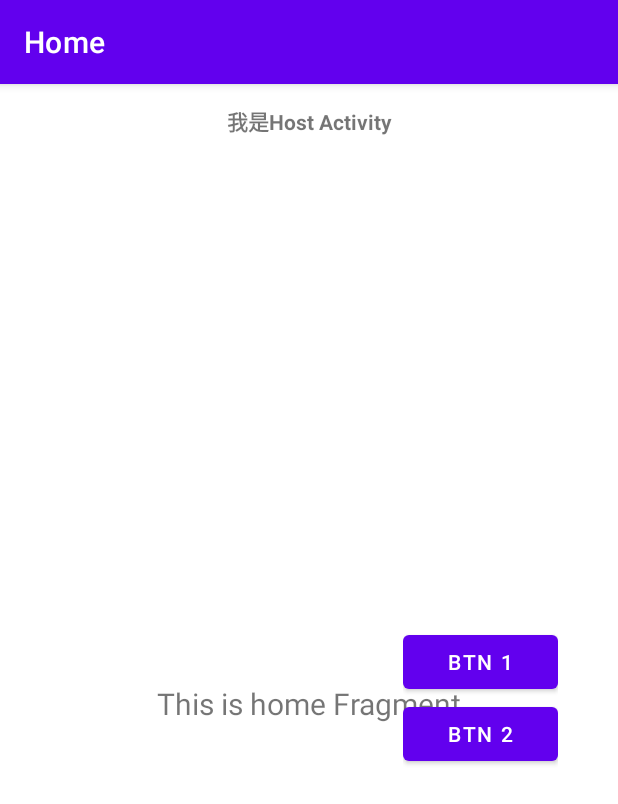
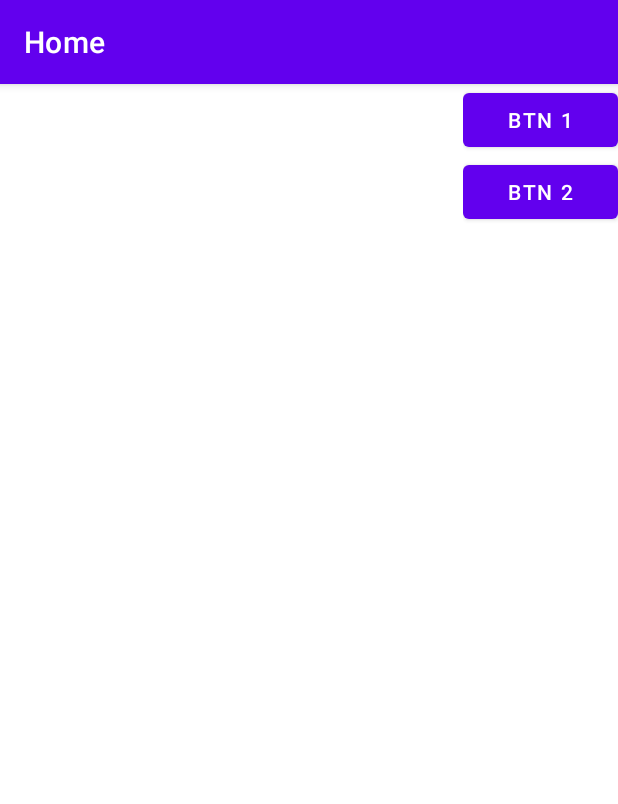
Before and after one commit to whiteboolean/MyAndroidPjForWork, an Android app: the screen it shows after launch (NavigationGraphView), on a phone screen of 412 x 824 dp. Shown: the top 804 px of the screen. Run offline under Robolectric (Android 15) with nearby library versions, the phone set to English and light mode, and no system bars; our stand-ins replace navigation-ui.

Commit message:
添加navigationView的用法

```diff
--- a/app/src/main/java/com/example/myandroidpjforwork/ui/NavigationGraphView.kt
+++ b/app/src/main/java/com/example/myandroidpjforwork/ui/NavigationGraphView.kt
@@ -31,13 +31,5 @@ class NavigationGraphView : AppCompatActivity() {
         )
         setupActionBarWithNavController(navController, appBarConfiguration)
 
-        binding.button1.setOnClickListener {
-            navController.navigate(R.id.action_navigation_home_to_navigation_dashboard)
-        }
-
-        binding.button2.setOnClickListener {
-            navController.navigate(R.id.action_navigation_home_to_navigation_notifications)
-        }
-
     }
 }
--- a/app/src/main/java/com/example/myandroidpjforwork/ui/ui/dashboard/DashboardFragment.kt
+++ b/app/src/main/java/com/example/myandroidpjforwork/ui/ui/dashboard/DashboardFragment.kt
@@ -8,6 +8,7 @@ import android.widget.TextView
 import androidx.fragment.app.Fragment
 import androidx.lifecycle.ViewModelProvider
 import com.example.myandroidpjforwork.databinding.FragmentDashboardBinding
+import com.google.android.material.transition.MaterialContainerTransform
 
 class DashboardFragment : Fragment() {
 
@@ -16,6 +17,11 @@ class DashboardFragment : Fragment() {
     // This property is only valid between onCreateView and
     // onDestroyView.
     private val binding get() = _binding!!
+
+    override fun onCreate(savedInstanceState: Bundle?) {
+        super.onCreate(savedInstanceState)
+//        sharedElementEnterTransition = MaterialContainerTransform()
+    }
 
     override fun onCreateView(
         inflater: LayoutInflater,
--- a/app/src/main/java/com/example/myandroidpjforwork/ui/ui/home/HomeFragment.kt
+++ b/app/src/main/java/com/example/myandroidpjforwork/ui/ui/home/HomeFragment.kt
@@ -7,7 +7,12 @@ import android.view.ViewGroup
 import android.widget.TextView
 import androidx.fragment.app.Fragment
 import androidx.lifecycle.ViewModelProvider
+import androidx.navigation.fragment.FragmentNavigatorExtras
+import androidx.navigation.fragment.findNavController
+import com.example.myandroidpjforwork.R
 import com.example.myandroidpjforwork.databinding.FragmentHomeBinding
+import com.google.android.material.transition.Hold
+import com.google.android.material.transition.MaterialFadeThrough
 
 class HomeFragment : Fragment() {
 
@@ -17,21 +22,39 @@ class HomeFragment : Fragment() {
     // onDestroyView.
     private val binding get() = _binding!!
 
+
+    override fun onCreate(savedInstanceState: Bundle?) {
+        super.onCreate(savedInstanceState)
+//        exitTransition = Hold()
+//        exitTransition = MaterialFadeThrough()
+    }
+
     override fun onCreateView(
         inflater: LayoutInflater,
         container: ViewGroup?,
         savedInstanceState: Bundle?
     ): View {
-        val homeViewModel =
-            ViewModelProvider(this).get(HomeViewModel::class.java)
+        val homeViewModel = ViewModelProvider(this)[HomeViewModel::class.java]
 
         _binding = FragmentHomeBinding.inflate(inflater, container, false)
         val root: View = binding.root
 
-        val textView: TextView = binding.textHome
-        homeViewModel.text.observe(viewLifecycleOwner) {
-            textView.text = it
+//        val directions = R.id.action_navigation_home_to_navigation_dashboard
+//        val extras = FragmentNavigatorExtras(_binding!!.button1 to "end_container_1")
+
+
+
+        _binding?.button1?.setOnClickListener {
+//            findNavController().navigate(directions,
+//                null,null,extras)
+
+            findNavController().navigate(R.id.action_navigation_home_to_navigation_dashboard)
         }
+
+        _binding?.button2?.setOnClickListener {
+            findNavController().navigate(R.id.action_navigation_home_to_navigation_notifications)
+        }
+
         return root
     }
 
--- a/app/src/main/java/com/example/myandroidpjforwork/ui/ui/notifications/NotificationsFragment.kt
+++ b/app/src/main/java/com/example/myandroidpjforwork/ui/ui/notifications/NotificationsFragment.kt
@@ -8,6 +8,7 @@ import android.widget.TextView
 import androidx.fragment.app.Fragment
 import androidx.lifecycle.ViewModelProvider
 import com.example.myandroidpjforwork.databinding.FragmentNotificationsBinding
+import com.google.android.material.transition.MaterialFadeThrough
 
 class NotificationsFragment : Fragment() {
 
@@ -16,6 +17,11 @@ class NotificationsFragment : Fragment() {
     // This property is only valid between onCreateView and
     // onDestroyView.
     private val binding get() = _binding!!
+
+    override fun onCreate(savedInstanceState: Bundle?) {
+        super.onCreate(savedInstanceState)
+//        enterTransition = MaterialFadeThrough()
+    }
 
     override fun onCreateView(
         inflater: LayoutInflater,
--- a/app/src/main/res/layout/activity_navigation_graph_view.xml
+++ b/app/src/main/res/layout/activity_navigation_graph_view.xml
@@ -6,16 +6,6 @@
     android:layout_width="match_parent"
     android:layout_height="match_parent">
 
-    <TextView
-        android:id="@+id/textView"
-        android:layout_width="match_parent"
-        android:layout_height="50dp"
-        android:gravity="center"
-        android:textStyle="bold"
-        android:text="我是Host Activity"
-        app:layout_constraintEnd_toEndOf="parent"
-        app:layout_constraintStart_toStartOf="parent"
-        app:layout_constraintTop_toTopOf="parent" />
 
 
     <fragment
@@ -27,33 +17,8 @@
         app:layout_constraintLeft_toLeftOf="parent"
         app:layout_constraintRight_toRightOf="parent"
         app:layout_constraintBottom_toBottomOf="parent"
-        app:layout_constraintTop_toBottomOf="@+id/textView"
+        app:layout_constraintTop_toTopOf="parent"
         app:navGraph="@navigation/mobile_navigation" />
 
-    <LinearLayout
-        android:layout_width="103dp"
-        android:layout_height="wrap_content"
-        android:layout_marginEnd="40dp"
-        android:orientation="vertical"
-        app:layout_constraintBottom_toBottomOf="@+id/nav_host_fragment_activity_navigation_graph_view"
-        app:layout_constraintEnd_toEndOf="@+id/nav_host_fragment_activity_navigation_graph_view"
-        app:layout_constraintTop_toBottomOf="@+id/textView">
-
-        <Button
-            android:id="@+id/button1"
-            android:layout_width="match_parent"
-            android:layout_height="wrap_content"
-            android:text="btn 1" />
-
-        <Button
-            android:id="@+id/button2"
-            android:layout_width="match_parent"
-            android:layout_height="wrap_content"
-            android:text="btn 2" />
-
-
-
-
-    </LinearLayout>
 
 </androidx.constraintlayout.widget.ConstraintLayout>
--- a/app/src/main/res/layout/fragment_dashboard.xml
+++ b/app/src/main/res/layout/fragment_dashboard.xml
@@ -4,6 +4,7 @@
     xmlns:tools="http://schemas.android.com/tools"
     android:layout_width="match_parent"
     android:layout_height="match_parent"
+    android:transitionName="end_container_1"
     tools:context=".ui.ui.dashboard.DashboardFragment">
 
     <TextView
@@ -20,4 +21,5 @@
         app:layout_constraintEnd_toEndOf="parent"
         app:layout_constraintStart_toStartOf="parent"
         app:layout_constraintTop_toTopOf="parent" />
+
 </androidx.constraintlayout.widget.ConstraintLayout>
--- a/app/src/main/res/layout/fragment_home.xml
+++ b/app/src/main/res/layout/fragment_home.xml
@@ -6,18 +6,27 @@
     android:layout_height="match_parent"
     tools:context=".ui.ui.home.HomeFragment">
 
-    <TextView
-        android:id="@+id/text_home"
-        android:layout_width="match_parent"
+    <LinearLayout
+        android:layout_width="103dp"
         android:layout_height="wrap_content"
-        android:layout_marginStart="8dp"
-        android:layout_marginTop="8dp"
-        android:layout_marginEnd="8dp"
-        android:textAlignment="center"
-        android:text="我是home页面"
-        android:textSize="20sp"
-        app:layout_constraintBottom_toBottomOf="parent"
+        android:orientation="vertical"
         app:layout_constraintEnd_toEndOf="parent"
-        app:layout_constraintStart_toStartOf="parent"
-        app:layout_constraintTop_toTopOf="parent" />
+        app:layout_constraintTop_toTopOf="parent">
+
+        <Button
+            android:id="@+id/button1"
+            android:layout_width="match_parent"
+            android:layout_height="wrap_content"
+            android:transitionName="start_container_1"
+            android:text="btn 1" />
+
+        <Button
+            android:id="@+id/button2"
+            android:layout_width="match_parent"
+            android:layout_height="wrap_content"
+            android:transitionName="start_container_2"
+            android:text="btn 2" />
+
+
+    </LinearLayout>
 </androidx.constraintlayout.widget.ConstraintLayout>
--- a/app/src/main/res/navigation/mobile_navigation.xml
+++ b/app/src/main/res/navigation/mobile_navigation.xml
@@ -12,10 +12,20 @@
         tools:layout="@layout/fragment_home" >
         <action
             android:id="@+id/action_navigation_home_to_navigation_dashboard"
-            app:destination="@id/navigation_dashboard" />
+            app:destination="@id/navigation_dashboard"
+            app:enterAnim="@anim/nav_default_enter_anim"
+            app:exitAnim="@anim/nav_default_exit_anim"
+            app:launchSingleTop="false"
+            app:popEnterAnim="@anim/nav_default_pop_enter_anim"
+            app:popExitAnim="@anim/nav_default_pop_exit_anim" />
         <action
             android:id="@+id/action_navigation_home_to_navigation_notifications"
-            app:destination="@id/navigation_notifications" />
+            app:destination="@id/navigation_notifications"
+            app:enterAnim="@anim/nav_default_enter_anim"
+            app:exitAnim="@anim/nav_default_exit_anim"
+            app:launchSingleTop="false"
+            app:popEnterAnim="@anim/nav_default_pop_enter_anim"
+            app:popExitAnim="@anim/nav_default_pop_exit_anim"/>
     </fragment>
 
     <fragment
```
